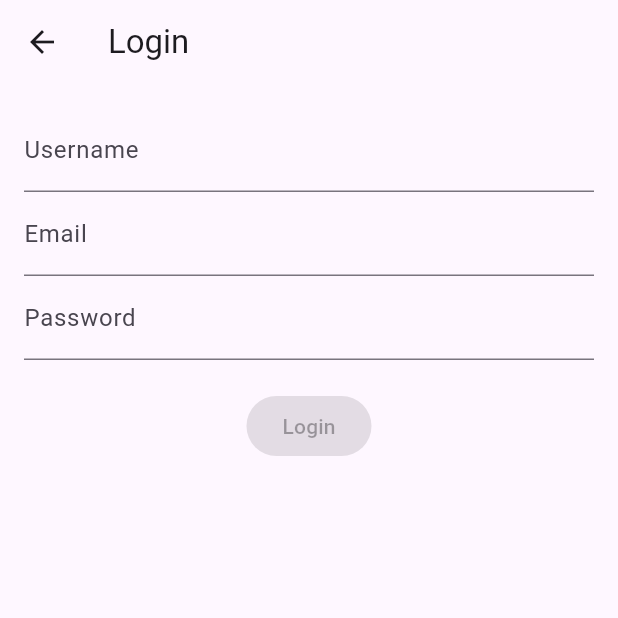
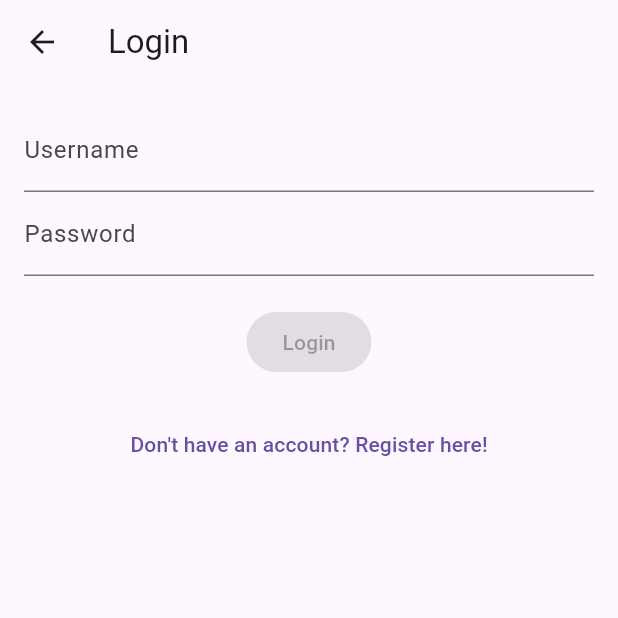
Before and after one commit to HavishVivek/Hackaton, a Flutter app: the screen it shows after launch, item 3 of the bottom bar chosen, on a phone screen of 412 x 824 dp, the top half of it. Run offline on Flutter 3.47's test engine with Material 3 defaults, Android fonts, the phone set to English and light mode, and no system bars.

Commit message:
Update main.dart to have the register page

```diff
--- a/sms_app_2/lib/main.dart
+++ b/sms_app_2/lib/main.dart
@@ -172,21 +172,28 @@
       body: Padding(
         padding: const EdgeInsets.all(16.0),
         child: Column(
-          children: const <Widget>[
-            TextField(
+          children: <Widget>[
+            const TextField(
               decoration: InputDecoration(labelText: 'Username'),
             ),
-            TextField(
-              decoration: InputDecoration(labelText: 'Email'),
-            ),
-            TextField(
+            const TextField(
               obscureText: true,
               decoration: InputDecoration(labelText: 'Password'),
             ),
-            SizedBox(height: 20),
+            const SizedBox(height: 20),
             ElevatedButton(
               onPressed: null, // Add your login logic here
-              child: Text('Login'),
+              child: const Text('Login'),
+            ),
+            const SizedBox(height: 20),
+            TextButton(
+              onPressed: () {
+                Navigator.push(
+                  context,
+                  MaterialPageRoute(builder: (context) => const RegisterPage()),
+                );
+              },
+              child: const Text("Don't have an account? Register here!"),
             ),
           ],
         ),
@@ -194,3 +201,44 @@
     );
   }
 }
+
+class RegisterPage extends StatelessWidget {
+  const RegisterPage({super.key});
+
+  @override
+  Widget build(BuildContext context) {
+    return Scaffold(
+      appBar: AppBar(title: const Text('Register')),
+      body: Padding(
+        padding: const EdgeInsets.all(16.0),
+        child: Column(
+          crossAxisAlignment: CrossAxisAlignment.start,
+          children: <Widget>[
+            const Text(
+              'Register Page',
+              style: TextStyle(fontSize: 24, fontWeight: FontWeight.bold),
+            ),
+            const SizedBox(height: 20),
+            const TextField(
+              decoration: InputDecoration(labelText: 'Email'),
+            ),
+            const TextField(
+              decoration: InputDecoration(labelText: 'Username'),
+            ),
+            const TextField(
+              obscureText: true,
+              decoration: InputDecoration(labelText: 'Password'),
+            ),
+            const SizedBox(height: 20),
+            Center(
+              child: ElevatedButton(
+                onPressed: null, // Add your registration logic here
+                child: const Text('Register Now'),
+              ),
+            ),
+          ],
+        ),
+      ),
+    );
+  }
+}
```
